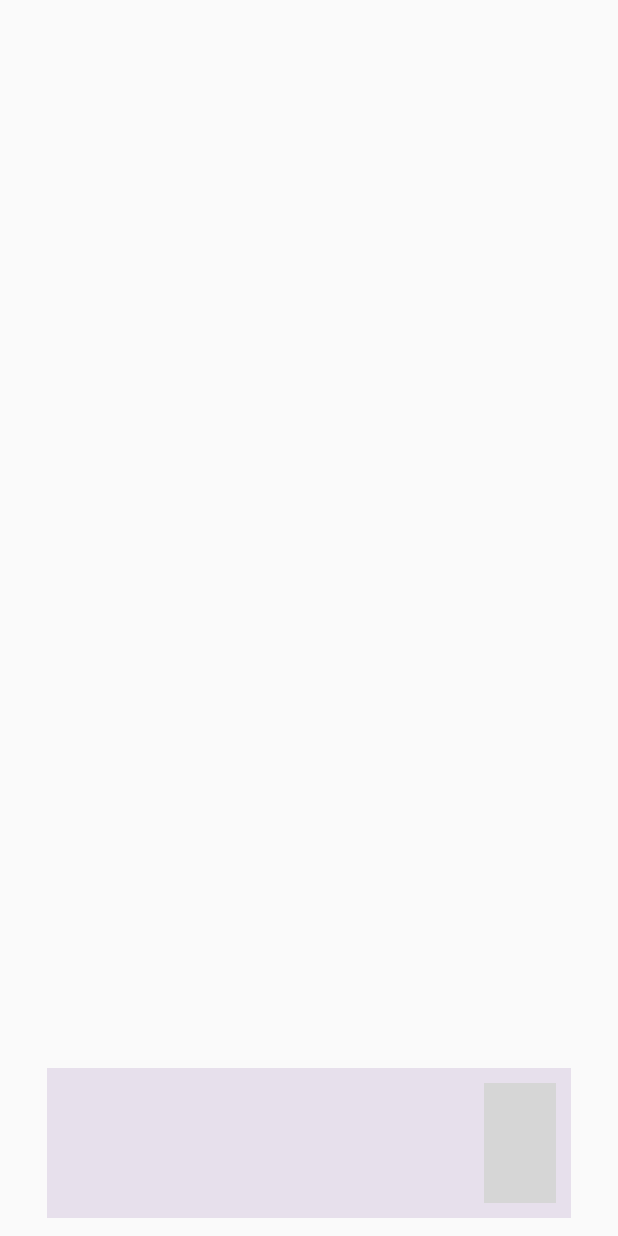
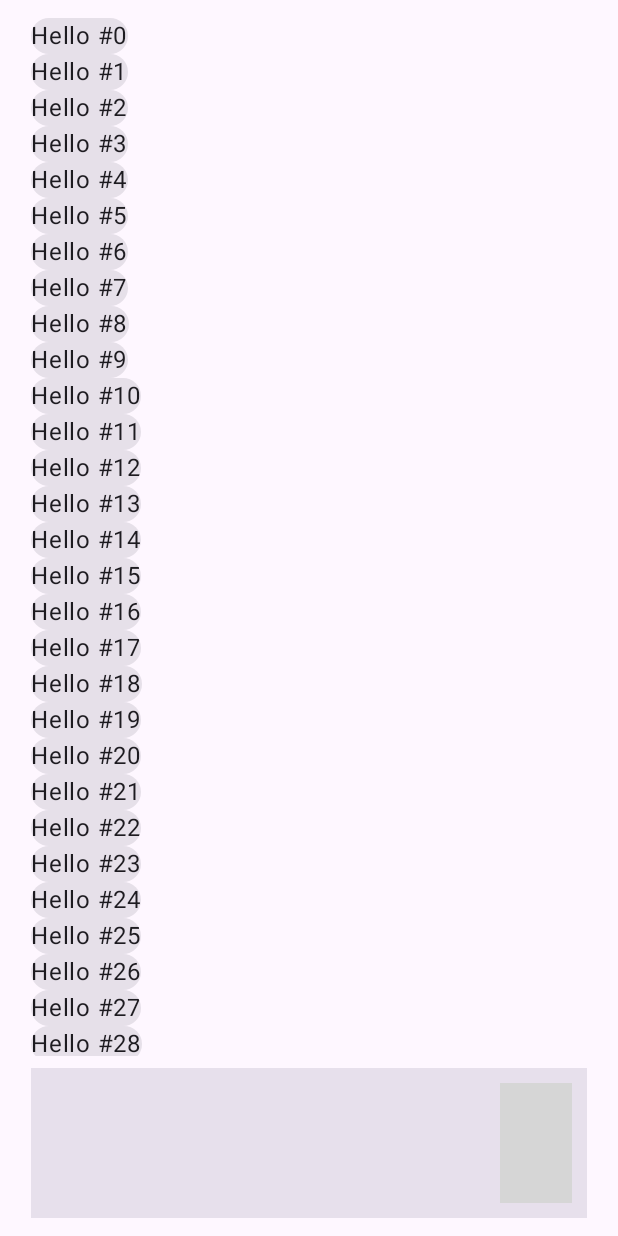
Before and after one commit to AvaileDev/availe, an Android app built with Jetpack Compose: the screen it shows after launch (MainActivity), on a phone screen of 412 x 824 dp. Run offline under Robolectric (Android 15) with nearby library versions, the phone set to English and light mode, and no system bars; libraries missing offline, so code that uses them is left out: io.github.oikvpqya.compose; 1 statement that could not run was skipped; grey boxes are pictures that could not be loaded.

Commit message:
feat: create ChatMessageThread scaffold #AVA-17
commit a17707b8c774820a6e6e0b5964871ba8b947ee2a
Author: availe <94802525+availe@users.noreply.github.com>
Date:   Sat May 10 14:03:22 2025 -0400

    Update App.kt

commit 2052ff5a7c12a00e5cae88ffc1397acb120f6840
Author: availe <94802525+availe@users.noreply.github.com>
Date:   Sat May 10 14:01:07 2025 -0400

    moved screenWidth to App.kt

commit f60c575450617ee67f1e3a79b5942c27b1382a64
Author: availe <94802525+availe@users.noreply.github.com>
Date:   Sat May 10 11:48:34 2025 -0400

    add jvmToolchain(21)

commit 6a30a714fa546ad820189643c8258250d17a6f79
Author: availe <94802525+availe@users.noreply.github.com>
Date:   Sat May 10 01:50:22 2025 -0400

    working

commit 2b70bb41f34851f9c458f9006677ac65f8b1ae3a
Author: availe <94802525+availe@users.noreply.github.com>
Date:   Sat May 10 01:37:39 2025 -0400

    checkpoint foojay (not working)

commit b724d14841c32c27644ed3b54b853109a3a7f8d7
Author: availe <94802525+availe@users.noreply.github.com>
Date:   Fri May 9 23:14:33 2025 -0400

    add foojay-resolver

commit c286e4f761e2638bfe0ba456b4839e00dee30ea0
Author: availe <94802525+availe@users.noreply.github.com>
Date:   Fri May 9 23:01:38 2025 -0400

    Update build.gradle.kts

commit ed7e9e7999b210da57cc6d1c4b68352af343fda5
Author: availe <94802525+availe@users.noreply.github.com>
Date:   Fri May 9 22:57:58 2025 -0400

    add hot reload plugin

commit cff56c12f6debb5f4e3654401e63ee6c983656b0
Author: availe <94802525+availe@users.noreply.github.com>
Date:   Fri May 9 22:57:47 2025 -0400

    Update App.kt

commit b2b4733bc7eb8bc755514e8da80f392759ecf22b
Author: availe <94802525+availe@users.noreply.github.com>
Date:   Fri May 9 21:46:01 2025 -0400

    slight elevation

commit c180801c74d30313f0841719cd0bc75fa3a2397f
Author: availe <94802525+availe@users.noreply.github.com>
Date:   Fri May 9 21:39:26 2025 -0400

    scaffold

```diff
--- a/composeApp/src/commonMain/kotlin/io/availe/App.kt
+++ b/composeApp/src/commonMain/kotlin/io/availe/App.kt
@@ -1,22 +1,48 @@
 package io.availe
 
-import androidx.compose.foundation.layout.Box
-import androidx.compose.foundation.layout.fillMaxSize
-import androidx.compose.foundation.layout.padding
+import androidx.compose.foundation.layout.*
 import androidx.compose.material3.MaterialTheme
+import androidx.compose.material3.Surface
+import androidx.compose.material3.lightColorScheme
 import androidx.compose.runtime.Composable
 import androidx.compose.ui.Alignment
 import androidx.compose.ui.Modifier
+import androidx.compose.ui.unit.Dp
 import androidx.compose.ui.unit.dp
 import io.availe.components.ChatInputField
+import io.availe.components.ChatMessageThread
+import io.availe.util.getScreenWidthDp
 import org.jetbrains.compose.ui.tooling.preview.Preview
 
 @Composable
 @Preview
 fun App() {
-    MaterialTheme {
-        Box(Modifier.fillMaxSize().padding(12.dp)) {
-            ChatInputField(Modifier.align(Alignment.BottomCenter))
+    val screenWidth: Dp = getScreenWidthDp()
+
+    val responsiveWidth: Float = when {
+        screenWidth < 600.dp -> .9f
+        screenWidth < 840.dp -> .7f
+        else -> .55f
+    }
+
+    MaterialTheme(colorScheme = lightColorScheme()) {
+        Surface {
+            Column(
+                modifier = Modifier
+                    .fillMaxSize()
+                    .padding(bottom = 12.dp, top = 12.dp),
+                horizontalAlignment = Alignment.CenterHorizontally
+            ) {
+                ChatMessageThread(
+                    modifier = Modifier
+                        .fillMaxWidth(responsiveWidth)
+                        .weight(1f)
+                )
+                Spacer(Modifier.height(8.dp))
+                ChatInputField(
+                    modifier = Modifier.fillMaxWidth(responsiveWidth)
+                )
+            }
         }
     }
 }
--- /dev/null
+++ b/composeApp/src/commonMain/kotlin/io/availe/components/ChatMessageThread.kt
@@ -0,0 +1,18 @@
+package io.availe.components
+
+import androidx.compose.foundation.lazy.LazyColumn
+import androidx.compose.material3.Card
+import androidx.compose.material3.Text
+import androidx.compose.runtime.Composable
+import androidx.compose.ui.Modifier
+
+@Composable
+fun ChatMessageThread(modifier: Modifier = Modifier) {
+    LazyColumn(modifier = modifier) {
+        items(1000) { index ->
+            Card {
+                Text("Hello #$index")
+            }
+        }
+    }
+}
--- a/gradle/libs.versions.toml
+++ b/gradle/libs.versions.toml
@@ -20,6 +20,7 @@ version-catalog-update = "1.0.0"
 android-compileSdk = "34"
 android-minSdk = "21"
 android-targetSdk = "34"
+compose-hot-reload = "1.0.0-alpha09"
 
 [libraries]
 androidx-activity-compose = { module = "androidx.activity:activity-compose", version.ref = "androidx-activityCompose" }
@@ -57,3 +58,4 @@ openapi-generator = { id = "org.openapi.generator", version.ref = "openapi-gener
 shadow = { id = "com.gradleup.shadow", version.ref = "shadow" }
 versionCatalogUpdate = { id = "nl.littlerobots.version-catalog-update", version.ref = "version-catalog-update" }
 versions = { id = "com.github.ben-manes.versions", version.ref = "benManesVersions" }
+composeHotReload = { id = "org.jetbrains.compose.hot-reload", version.ref = "compose-hot-reload" }
--- a/settings.gradle.kts
+++ b/settings.gradle.kts
@@ -13,6 +13,10 @@ pluginManagement {
         mavenCentral()
         gradlePluginPortal()
     }
+}
+
+plugins {
+    id("org.gradle.toolchains.foojay-resolver-convention") version "0.10.0"
 }
 
 dependencyResolutionManagement {
--- a/shared/build.gradle.kts
+++ b/shared/build.gradle.kts
@@ -10,6 +10,8 @@ plugins {
 }
 
 kotlin {
+    jvmToolchain(21)
+
     androidTarget {
         @OptIn(ExperimentalKotlinGradlePluginApi::class)
         compilerOptions {
```
Also changed, not shown: composeApp/build.gradle.kts (+15 -0 lines), composeApp/src/commonMain/kotlin/io/availe/components/ChatInputField.kt (+0 -10 lines), 2 other files.
